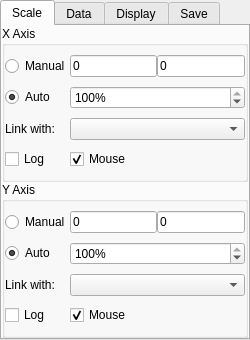
First picture: the form in graphicsItems/PlotItem/plotConfigTemplate.ui, repository calanoue/pyqtgraph, before the edit.
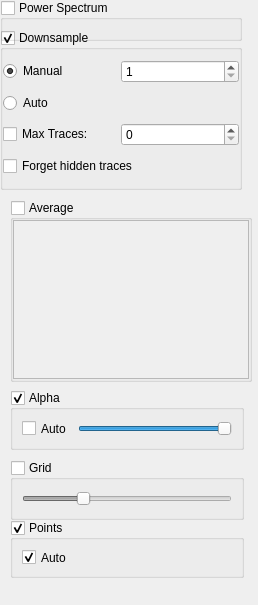
Second picture: the form after the edit.

The edit to the form file:
```diff
--- a/graphicsItems/PlotItem/plotConfigTemplate.ui
+++ b/graphicsItems/PlotItem/plotConfigTemplate.ui
@@ -6,255 +6,27 @@
    <rect>
     <x>0</x>
     <y>0</y>
-    <width>250</width>
-    <height>340</height>
+    <width>258</width>
+    <height>605</height>
    </rect>
   </property>
-  <property name="maximumSize">
-   <size>
-    <width>250</width>
-    <height>350</height>
-   </size>
-  </property>
   <property name="windowTitle">
    <string>Form</string>
   </property>
-  <layout class="QGridLayout" name="gridLayout_3">
-   <property name="margin">
-    <number>0</number>
+  <widget class="QGroupBox" name="averageGroup">
+   <property name="geometry">
+    <rect>
+     <x>10</x>
+     <y>200</y>
+     <width>242</width>
+     <height>182</height>
+    </rect>
    </property>
-   <property name="spacing">
-    <number>0</number>
+   <property name="toolTip">
+    <string>Display averages of the curves displayed in this plot. The parameter list allows you to choose parameters to average over (if any are available).</string>
    </property>
-   <item row="0" column="0">
-    <widget class="QTabWidget" name="tabWidget">
-     <property name="maximumSize">
-      <size>
-       <width>16777215</width>
-       <height>16777215</height>
-      </size>
-     </property>
-     <property name="currentIndex">
-      <number>0</number>
-     </property>
-     <widget class="QWidget" name="tab">
-      <attribute name="title">
-       <string>Scale</string>
-      </attribute>
-      <layout class="QVBoxLayout" name="verticalLayout">
-       <property name="spacing">
-        <number>0</number>
-       </property>
-       <property name="margin">
-        <number>0</number>
-       </property>
-       <item>
-        <widget class="QGroupBox" name="groupBox">
          <property name="title">
-          <string>X Axis</string>
-         </property>
-         <layout class="QGridLayout" name="gridLayout">
-          <property name="margin">
-           <number>0</number>
-          </property>
-          <property name="spacing">
-           <number>0</number>
-          </property>
-          <item row="0" column="0">
-           <widget class="QRadioButton" name="xManualRadio">
-            <property name="text">
-             <string>Manual</string>
-            </property>
-           </widget>
-          </item>
-          <item row="0" column="1">
-           <widget class="QLineEdit" name="xMinText">
-            <property name="text">
-             <string>0</string>
-            </property>
-           </widget>
-          </item>
-          <item row="0" column="2">
-           <widget class="QLineEdit" name="xMaxText">
-            <property name="text">
-             <string>0</string>
-            </property>
-           </widget>
-          </item>
-          <item row="1" column="0">
-           <widget class="QRadioButton" name="xAutoRadio">
-            <property name="text">
-             <string>Auto</string>
-            </property>
-            <property name="checked">
-             <bool>true</bool>
-            </property>
-           </widget>
-          </item>
-          <item row="1" column="1" colspan="2">
-           <widget class="QSpinBox" name="xAutoPercentSpin">
-            <property name="enabled">
-             <bool>true</bool>
-            </property>
-            <property name="suffix">
-             <string>%</string>
-            </property>
-            <property name="minimum">
-             <number>1</number>
-            </property>
-            <property name="maximum">
-             <number>100</number>
-            </property>
-            <property name="singleStep">
-             <number>1</number>
-            </property>
-            <property name="value">
-             <number>100</number>
-            </property>
-           </widget>
-          </item>
-          <item row="2" column="1" colspan="2">
-           <widget class="QComboBox" name="xLinkCombo"/>
-          </item>
-          <item row="3" column="1">
-           <widget class="QCheckBox" name="xMouseCheck">
-            <property name="text">
-             <string>Mouse</string>
-            </property>
-            <property name="checked">
-             <bool>true</bool>
-            </property>
-           </widget>
-          </item>
-          <item row="3" column="0">
-           <widget class="QCheckBox" name="xLogCheck">
-            <property name="text">
-             <string>Log</string>
-            </property>
-           </widget>
-          </item>
-          <item row="2" column="0">
-           <widget class="QLabel" name="label">
-            <property name="text">
-             <string>Link with:</string>
-            </property>
-           </widget>
-          </item>
-         </layout>
-        </widget>
-       </item>
-       <item>
-        <widget class="QGroupBox" name="groupBox_2">
-         <property name="title">
-          <string>Y Axis</string>
-         </property>
-         <layout class="QGridLayout" name="gridLayout_2">
-          <property name="margin">
-           <number>0</number>
-          </property>
-          <property name="spacing">
-           <number>0</number>
-          </property>
-          <item row="0" column="0">
-           <widget class="QRadioButton" name="yManualRadio">
-            <property name="text">
-             <string>Manual</string>
-            </property>
-           </widget>
-          </item>
-          <item row="0" column="1">
-           <widget class="QLineEdit" name="yMinText">
-            <property name="text">
-             <string>0</string>
-            </property>
-           </widget>
-          </item>
-          <item row="0" column="2">
-           <widget class="QLineEdit" name="yMaxText">
-            <property name="text">
-             <string>0</string>
-            </property>
-           </widget>
-          </item>
-          <item row="1" column="0">
-           <widget class="QRadioButton" name="yAutoRadio">
-            <property name="text">
-             <string>Auto</string>
-            </property>
-            <property name="checked">
-             <bool>true</bool>
-            </property>
-           </widget>
-          </item>
-          <item row="1" column="1" colspan="2">
-           <widget class="QSpinBox" name="yAutoPercentSpin">
-            <property name="enabled">
-             <bool>true</bool>
-            </property>
-            <property name="suffix">
-             <string>%</string>
-            </property>
-            <property name="minimum">
-             <number>1</number>
-            </property>
-            <property name="maximum">
-             <number>100</number>
-            </property>
-            <property name="singleStep">
-             <number>1</number>
-            </property>
-            <property name="value">
-             <number>100</number>
-            </property>
-           </widget>
-          </item>
-          <item row="2" column="1" colspan="2">
-           <widget class="QComboBox" name="yLinkCombo"/>
-          </item>
-          <item row="3" column="1">
-           <widget class="QCheckBox" name="yMouseCheck">
-            <property name="text">
-             <string>Mouse</string>
-            </property>
-            <property name="checked">
-             <bool>true</bool>
-            </property>
-           </widget>
-          </item>
-          <item row="3" column="0">
-           <widget class="QCheckBox" name="yLogCheck">
-            <property name="text">
-             <string>Log</string>
-            </property>
-           </widget>
-          </item>
-          <item row="2" column="0">
-           <widget class="QLabel" name="label_2">
-            <property name="text">
-             <string>Link with:</string>
-            </property>
-           </widget>
-          </item>
-         </layout>
-        </widget>
-       </item>
-      </layout>
-     </widget>
-     <widget class="QWidget" name="tab_2">
-      <attribute name="title">
-       <string>Data</string>
-      </attribute>
-      <layout class="QVBoxLayout" name="verticalLayout_2">
-       <property name="spacing">
-        <number>0</number>
-       </property>
-       <property name="margin">
-        <number>0</number>
-       </property>
-       <item>
-        <widget class="QGroupBox" name="powerSpectrumGroup">
-         <property name="title">
-          <string>Power Spectrum</string>
+    <string>Average</string>
          </property>
          <property name="checkable">
           <bool>true</bool>
@@ -262,10 +34,27 @@
          <property name="checked">
           <bool>false</bool>
          </property>
-        </widget>
-       </item>
-       <item>
+   <layout class="QGridLayout" name="gridLayout_5">
+    <property name="margin">
+     <number>0</number>
+    </property>
+    <property name="spacing">
+     <number>0</number>
+    </property>
+    <item row="0" column="0">
+     <widget class="QListWidget" name="avgParamList"/>
+    </item>
+   </layout>
+  </widget>
         <widget class="QGroupBox" name="decimateGroup">
+   <property name="geometry">
+    <rect>
+     <x>0</x>
+     <y>30</y>
+     <width>242</width>
+     <height>160</height>
+    </rect>
+   </property>
          <property name="title">
           <string>Downsample</string>
          </property>
@@ -341,14 +130,17 @@
           </item>
          </layout>
         </widget>
-       </item>
-       <item>
-        <widget class="QGroupBox" name="averageGroup">
-         <property name="toolTip">
-          <string>Display averages of the curves displayed in this plot. The parameter list allows you to choose parameters to average over (if any are available).</string>
+  <widget class="QGroupBox" name="powerSpectrumGroup">
+   <property name="geometry">
+    <rect>
+     <x>0</x>
+     <y>0</y>
+     <width>242</width>
+     <height>41</height>
+    </rect>
          </property>
          <property name="title">
-          <string>Average</string>
+    <string>Power Spectrum</string>
          </property>
          <property name="checkable">
           <bool>true</bool>
@@ -356,63 +148,44 @@
          <property name="checked">
           <bool>false</bool>
          </property>
-         <layout class="QGridLayout" name="gridLayout_5">
-          <property name="margin">
-           <number>0</number>
-          </property>
-          <property name="spacing">
-           <number>0</number>
-          </property>
-          <item row="0" column="0">
-           <widget class="QListWidget" name="avgParamList"/>
-          </item>
-         </layout>
-        </widget>
-       </item>
-      </layout>
-     </widget>
-     <widget class="QWidget" name="tab_3">
-      <attribute name="title">
-       <string>Display</string>
-      </attribute>
-      <layout class="QVBoxLayout" name="verticalLayout_3">
-       <item>
-        <widget class="QGroupBox" name="alphaGroup">
+  </widget>
+  <widget class="QGroupBox" name="pointsGroup">
+   <property name="geometry">
+    <rect>
+     <x>10</x>
+     <y>520</y>
+     <width>234</width>
+     <height>58</height>
+    </rect>
+   </property>
          <property name="title">
-          <string>Alpha</string>
+    <string>Points</string>
          </property>
          <property name="checkable">
           <bool>true</bool>
          </property>
-         <layout class="QHBoxLayout" name="horizontalLayout">
+   <layout class="QVBoxLayout" name="verticalLayout_5">
           <item>
-           <widget class="QCheckBox" name="autoAlphaCheck">
+     <widget class="QCheckBox" name="autoPointsCheck">
             <property name="text">
              <string>Auto</string>
             </property>
             <property name="checked">
-             <bool>false</bool>
-            </property>
-           </widget>
-          </item>
-          <item>
-           <widget class="QSlider" name="alphaSlider">
-            <property name="maximum">
-             <number>1000</number>
-            </property>
-            <property name="value">
-             <number>1000</number>
-            </property>
-            <property name="orientation">
-             <enum>Qt::Horizontal</enum>
+       <bool>true</bool>
             </property>
            </widget>
           </item>
          </layout>
         </widget>
-       </item>
-       <item>
         <widget class="QGroupBox" name="gridGroup">
+   <property name="geometry">
+    <rect>
+     <x>10</x>
+     <y>460</y>
+     <width>234</width>
+     <height>60</height>
+    </rect>
+   </property>
          <property name="title">
           <string>Grid</string>
          </property>
@@ -438,132 +211,47 @@
           </item>
          </layout>
         </widget>
-       </item>
-       <item>
-        <widget class="QGroupBox" name="pointsGroup">
+  <widget class="QGroupBox" name="alphaGroup">
+   <property name="geometry">
+    <rect>
+     <x>10</x>
+     <y>390</y>
+     <width>234</width>
+     <height>60</height>
+    </rect>
+   </property>
          <property name="title">
-          <string>Points</string>
+    <string>Alpha</string>
          </property>
          <property name="checkable">
           <bool>true</bool>
          </property>
-         <layout class="QVBoxLayout" name="verticalLayout_5">
+   <layout class="QHBoxLayout" name="horizontalLayout">
           <item>
-           <widget class="QCheckBox" name="autoPointsCheck">
+     <widget class="QCheckBox" name="autoAlphaCheck">
             <property name="text">
              <string>Auto</string>
             </property>
             <property name="checked">
-             <bool>true</bool>
-            </property>
-           </widget>
-          </item>
-         </layout>
+       <bool>false</bool>
+      </property>
         </widget>
        </item>
        <item>
-        <spacer name="verticalSpacer_2">
-         <property name="orientation">
-          <enum>Qt::Vertical</enum>
-         </property>
-         <property name="sizeHint" stdset="0">
-          <size>
-           <width>20</width>
-           <height>40</height>
-          </size>
-         </property>
-        </spacer>
-       </item>
-      </layout>
-     </widget>
-     <widget class="QWidget" name="tab_4">
-      <attribute name="title">
-       <string>Save</string>
-      </attribute>
-      <layout class="QGridLayout" name="gridLayout_7">
-       <item row="0" column="0">
-        <spacer name="horizontalSpacer">
+     <widget class="QSlider" name="alphaSlider">
+      <property name="maximum">
+       <number>1000</number>
+      </property>
+      <property name="value">
+       <number>1000</number>
+      </property>
          <property name="orientation">
           <enum>Qt::Horizontal</enum>
          </property>
-         <property name="sizeHint" stdset="0">
-          <size>
-           <width>59</width>
-           <height>20</height>
-          </size>
-         </property>
-        </spacer>
-       </item>
-       <item row="0" column="1">
-        <layout class="QGridLayout" name="gridLayout_6">
-         <item row="0" column="0">
-          <widget class="QPushButton" name="saveSvgBtn">
-           <property name="text">
-            <string>SVG - Full Plot</string>
-           </property>
-          </widget>
-         </item>
-         <item row="2" column="0">
-          <widget class="QPushButton" name="saveImgBtn">
-           <property name="text">
-            <string>Image</string>
-           </property>
-          </widget>
-         </item>
-         <item row="3" column="0">
-          <widget class="QPushButton" name="saveMaBtn">
-           <property name="text">
-            <string>MetaArray</string>
-           </property>
-          </widget>
-         </item>
-         <item row="4" column="0">
-          <widget class="QPushButton" name="saveCsvBtn">
-           <property name="text">
-            <string>CSV</string>
-           </property>
-          </widget>
-         </item>
-         <item row="1" column="0">
-          <widget class="QPushButton" name="saveSvgCurvesBtn">
-           <property name="text">
-            <string>SVG - Scaled Curves</string>
-           </property>
-          </widget>
-         </item>
-        </layout>
-       </item>
-       <item row="0" column="2">
-        <spacer name="horizontalSpacer_2">
-         <property name="orientation">
-          <enum>Qt::Horizontal</enum>
-         </property>
-         <property name="sizeHint" stdset="0">
-          <size>
-           <width>59</width>
-           <height>20</height>
-          </size>
-         </property>
-        </spacer>
-       </item>
-       <item row="1" column="1">
-        <spacer name="verticalSpacer">
-         <property name="orientation">
-          <enum>Qt::Vertical</enum>
-         </property>
-         <property name="sizeHint" stdset="0">
-          <size>
-           <width>20</width>
-           <height>211</height>
-          </size>
-         </property>
-        </spacer>
-       </item>
-      </layout>
-     </widget>
-    </widget>
-   </item>
-  </layout>
+     </widget>
+    </item>
+   </layout>
+  </widget>
  </widget>
  <resources/>
  <connections/>
```
Lines whose indentation alone changed are shown as unchanged.
